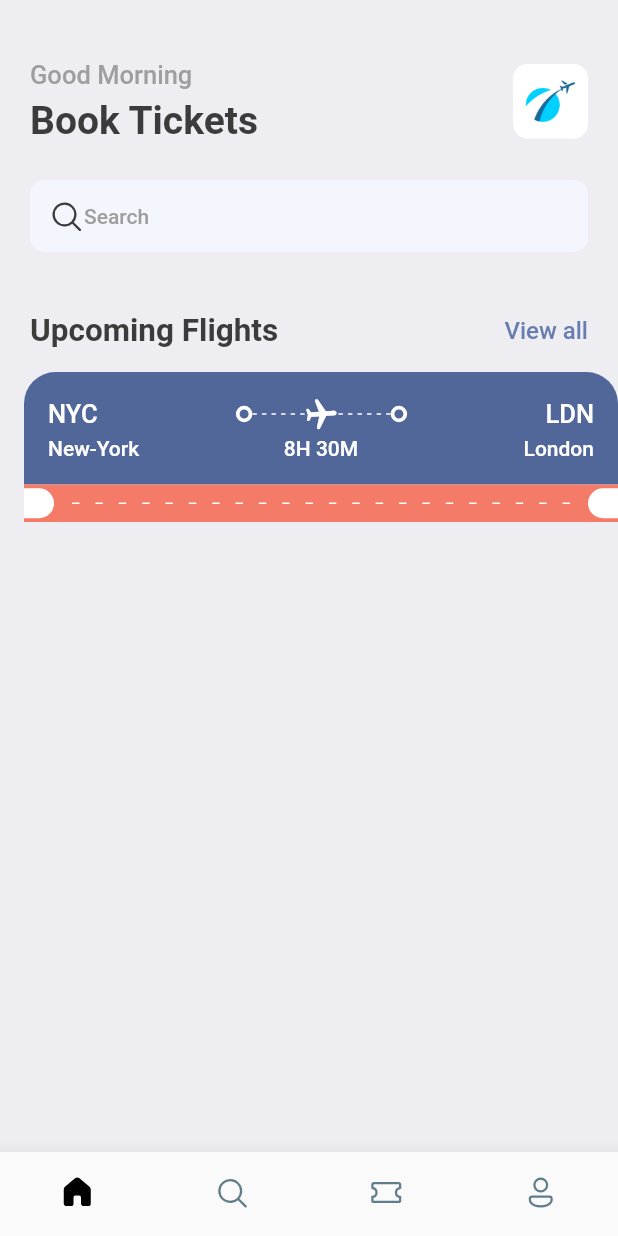
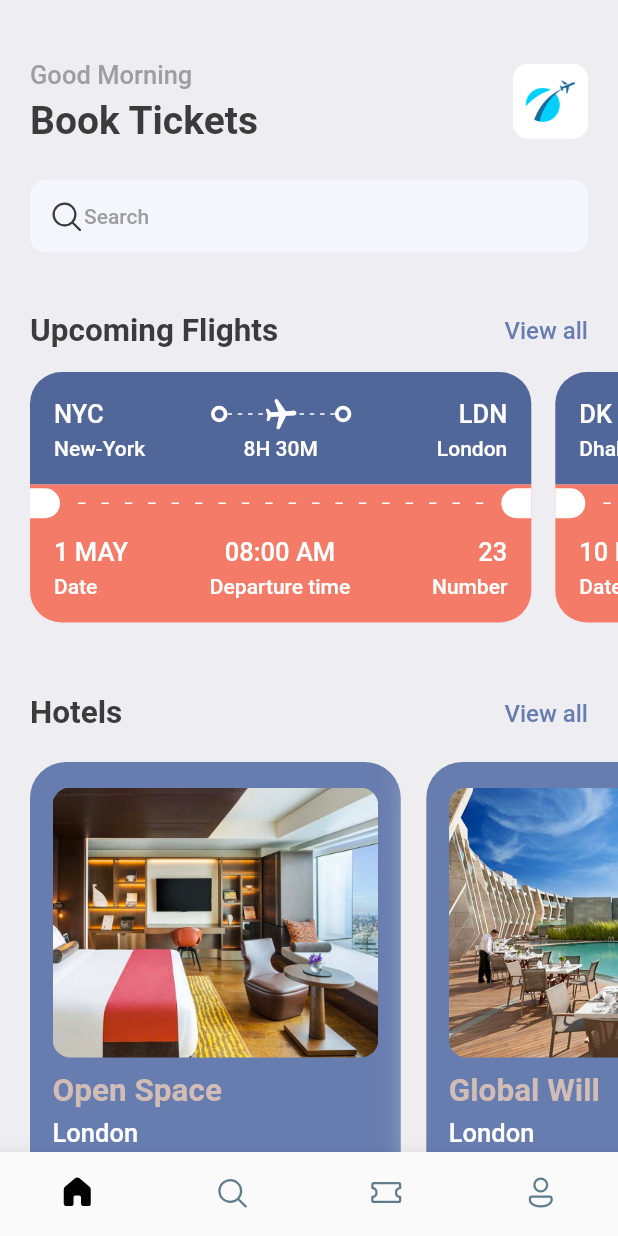
Before and after one commit to lakshyasarve/flutter_catalogue, a Flutter app: the screen it shows after launch, on a phone screen of 412 x 824 dp. Run offline on Flutter 3.47's test engine with Material 2 defaults, Android fonts, the phone set to English and light mode, and no system bars; our stand-ins replace fluentui_icons, gap, get.

Commit message:
Home page completed

```diff
--- a/lib/screens/bottom_bar.dart
+++ b/lib/screens/bottom_bar.dart
@@ -1,6 +1,7 @@
 import 'package:fluentui_icons/fluentui_icons.dart';
 import 'package:flutter/material.dart';
 import 'package:flutter_catalogue/screens/home_page.dart';
+import 'package:flutter_catalogue/screens/search_screen.dart';
 
 class BottomBar extends StatefulWidget {
   const BottomBar({super.key});
@@ -13,7 +14,7 @@ class _BottomBarState extends State<BottomBar> {
   int _selectedIndex = 0;
   static final List<Widget>_widgetOptions = <Widget>[
     const HomePage(),
-    const Text("Search"),
+    const SearchScreen(),
     const Text("Tickets"),
     const Text("Profile")
   ];
--- a/lib/screens/home_page.dart
+++ b/lib/screens/home_page.dart
@@ -1,6 +1,8 @@
 import 'package:fluentui_icons/fluentui_icons.dart';
 import 'package:flutter/material.dart';
+import 'package:flutter_catalogue/screens/hotel_screen.dart';
 import 'package:flutter_catalogue/screens/ticket_view.dart';
+import 'package:flutter_catalogue/utils/app_info_list.dart';
 import 'package:flutter_catalogue/utils/app_styles.dart';
 import 'package:gap/gap.dart';
 
@@ -66,7 +68,33 @@ class HomePage extends StatelessWidget {
             ]),
           ),
           const Gap(15),
-          TicketView(),
+          SingleChildScrollView(
+            scrollDirection: Axis.horizontal,
+            padding: const EdgeInsets.only(left: 20),
+            child: Row(children: ticketList.map((singleTicket) => TicketView(ticket: singleTicket)).toList()),
+          ),
+          const Gap(15),
+          Container(
+            padding: EdgeInsets.symmetric(horizontal: 20),
+            child: Row(
+                  mainAxisAlignment: MainAxisAlignment.spaceBetween,
+                  children: [
+                    Text("Hotels", style: Styles.headLineStyle2),
+                    GestureDetector(
+                      onTap: (){
+                        print("You are tapped");
+                      },
+                      child: Text("View all", style: Styles.textStyle.copyWith(color: Styles.primaryColor),))
+                  ],
+                ),
+          ),
+          Gap(15),
+          SingleChildScrollView(
+            scrollDirection: Axis.horizontal,
+            padding: const EdgeInsets.only(left: 20),
+            child: Row(children: hotelList.map((hotel) => HotelScreen(hotel: hotel)).toList()
+            ,)
+            ),
         ],
       ),
     );
--- /dev/null
+++ b/lib/screens/hotel_screen.dart
@@ -0,0 +1,53 @@
+import 'package:flutter/material.dart';
+import 'package:flutter_catalogue/utils/app_layout.dart';
+import 'package:flutter_catalogue/utils/app_styles.dart';
+import 'package:gap/gap.dart';
+
+class HotelScreen extends StatelessWidget {
+  final Map<String, dynamic> hotel;
+  const HotelScreen({super.key, required this.hotel});
+
+  @override
+  Widget build(BuildContext context) {
+    final size = AppLayout.getSize(context);
+    return Container(
+      width: size.width*0.6,
+      height: AppLayout.getHeight(350),
+      padding: const EdgeInsets.symmetric(horizontal: 15, vertical: 17),
+      margin: const EdgeInsets.only(right: 17, top: 5),
+      decoration: BoxDecoration(
+        color: Styles.primaryColor,
+        borderRadius: BorderRadius.circular(24),
+        boxShadow: [
+          BoxShadow(
+            color: Colors.grey.shade200,
+            blurRadius: 20,
+            spreadRadius: 5,
+          )
+        ]
+        ),
+      child: Column(
+        crossAxisAlignment: CrossAxisAlignment.start,
+        children: [
+        Container(
+          height: AppLayout.getHeight(180),
+          decoration: BoxDecoration(
+            borderRadius: BorderRadius.circular(12),
+            color: Styles.primaryColor,
+            image: DecorationImage(fit: BoxFit.cover,image: AssetImage('assets/${hotel['image']}'))
+
+          ),
+        ),
+        const Gap(10),
+        Text("${hotel['place']}",
+        style: Styles.headLineStyle2.copyWith(color: Styles.kakiColor),),
+        const Gap(5),
+        Text("${hotel['destination']}",
+        style: Styles.headLineStyle3.copyWith(color: Colors.white),),
+        const Gap(8),
+        Text("\$${hotel['price']}/night",
+        style: Styles.headLineStyle3.copyWith(color: Styles.kakiColor),),
+      ]),
+    );
+  }
+}
--- /dev/null
+++ b/lib/screens/search_screen.dart
@@ -0,0 +1,23 @@
+import 'package:flutter/material.dart';
+import 'package:flutter_catalogue/utils/app_layout.dart';
+import 'package:flutter_catalogue/utils/app_styles.dart';
+import 'package:gap/gap.dart';
+
+class SearchScreen extends StatelessWidget {
+  const SearchScreen({super.key});
+
+  @override
+  Widget build(BuildContext context) {
+    return Scaffold(
+      body: ListView(
+        padding: EdgeInsets.symmetric(horizontal: AppLayout.getWidth(20), vertical: AppLayout.getHeight(20)),
+        scrollDirection: Axis.vertical,
+        children: [
+          Gap(AppLayout.getHeight(40)),
+          Text("What are\nyou looking for?", style: Styles.headLineStyle1.copyWith(fontSize: AppLayout.getWidth(35)),),
+          Gap(AppLayout.getHeight(20))
+        ],
+      ),
+    );
+  }
+}
--- a/lib/screens/ticket_view.dart
+++ b/lib/screens/ticket_view.dart
@@ -5,36 +5,37 @@ import 'package:flutter_catalogue/widgets/thick_container.dart';
 import 'package:gap/gap.dart';
 
 class TicketView extends StatelessWidget {
-  const TicketView({super.key});
+  final Map<String, dynamic> ticket;
+  const TicketView({super.key, required this.ticket});
 
   @override
   Widget build(BuildContext context) {
     final size = AppLayout.getSize(context);
     return SizedBox(
-      width: size.width,
-      height: 200,
+      width: size.width*0.85,
+      height: AppLayout.getHeight(200),
       child: Container(
-        margin: const EdgeInsets.only(left: 16),
+        margin: EdgeInsets.only(right: AppLayout.getHeight(16)),
         child: Column(children: [
           /*
           This Container will be used for showing the blue part of the UI
           */
           Container(
-            decoration: const BoxDecoration(
-              color: Color(0xFF526799),
-              borderRadius: BorderRadius.only(topLeft: Radius.circular(21), topRight: Radius.circular(21))
+            decoration: BoxDecoration(
+              color: const Color(0xFF526799),
+              borderRadius: BorderRadius.only(topLeft: Radius.circular(AppLayout.getHeight(21)), topRight: Radius.circular(AppLayout.getHeight(21)))
             ),
-            padding: const EdgeInsets.all(16),
+            padding: EdgeInsets.all(AppLayout.getHeight(16)),
             child: Column(children: [
 
               Row(
                 children: [
-                Text("NYC", style: Styles.headLineStyle3.copyWith(color: Colors.white)),
+                Text(ticket['from']['code'], style: Styles.headLineStyle3.copyWith(color: Colors.white)),
                 const Spacer(),
-                ThickContainer(),
+                const ThickContainer(),
                 Expanded(child: Stack(
                   children: [
-                    SizedBox(height: 24,
+                    SizedBox(height: AppLayout.getHeight(24),
                   child: LayoutBuilder(
                     builder: (BuildContext context, BoxConstraints constraints){
                       print("The width is ${constraints.constrainWidth()}");
@@ -42,7 +43,7 @@ class TicketView extends StatelessWidget {
                       direction: Axis.horizontal,
                       mainAxisAlignment: MainAxisAlignment.spaceBetween,
                       mainAxisSize: MainAxisSize.max,
-                      children: List.generate((constraints.constrainWidth()/6).floor(), (index) => SizedBox(
+                      children: List.generate((constraints.constrainWidth()/6).floor(), (index) => const SizedBox(
                         width: 3, height: 1, child: DecoratedBox(decoration: BoxDecoration(color: Colors.white)),
                       ))
                       );
@@ -53,27 +54,27 @@ class TicketView extends StatelessWidget {
                     Center(
                       child: Transform.rotate(
                   angle: 1.5,
-                  child: Icon(Icons.local_airport_rounded, color: Colors.white,)),
+                  child: const Icon(Icons.local_airport_rounded, color: Colors.white,)),
                     ),
                   ],
                 ),
                   ),
 
-                ThickContainer(),
+                const ThickContainer(),
                 const Spacer(),
-                Text("LDN", style: Styles.headLineStyle3.copyWith(color: Colors.white)),
+                Text(ticket['to']['code'], style: Styles.headLineStyle3.copyWith(color: Colors.white)),
               ],)
             ,const Gap(3)
             ,Row(
               mainAxisAlignment: MainAxisAlignment.spaceBetween,
               children: [SizedBox(
-                width: 100,
-                child: Text('New-York', style: Styles.headLineStyle4.copyWith(color: Colors.white)),
+                width: AppLayout.getWidth(100),
+                child: Text(ticket['from']['name'], style: Styles.headLineStyle4.copyWith(color: Colors.white)),
               ),
-              Text("8H 30M", style: Styles.headLineStyle4.copyWith(color: Colors.white),),
+              Text(ticket['flying_time'], style: Styles.headLineStyle4.copyWith(color: Colors.white),),
               SizedBox(
-                width: 100,
-                child: Text('London', style: Styles.headLineStyle4.copyWith(color: Colors.white), textAlign: TextAlign.end,),
+                width: AppLayout.getWidth(100),
+                child: Text(ticket['to']['name'], style: Styles.headLineStyle4.copyWith(color: Colors.white), textAlign: TextAlign.end,),
               )],
             )
             ]),
@@ -84,10 +85,10 @@ class TicketView extends StatelessWidget {
           Container(
             color: Styles.orangeColor,
             child: Row(mainAxisAlignment: MainAxisAlignment.spaceBetween,mainAxisSize: MainAxisSize.max,children: [
-              const SizedBox(
-                height: 20,
-                width: 20,
-                child: DecoratedBox(decoration: BoxDecoration(
+              SizedBox(
+                height: AppLayout.getHeight(20),
+                width: AppLayout.getWidth(20),
+                child: const DecoratedBox(decoration: BoxDecoration(
                   color: Colors.white,
                   borderRadius: BorderRadius.only(
                     topRight: Radius.circular(10),
@@ -109,10 +110,10 @@ class TicketView extends StatelessWidget {
                   }
                 ),
               )),
-              const SizedBox(
-                height: 20,
-                width: 20,
-                child: DecoratedBox(decoration: BoxDecoration(
+              SizedBox(
+                height: AppLayout.getHeight(20),
+                width: AppLayout.getWidth(20),
+                child: const DecoratedBox(decoration: BoxDecoration(
                   color: Colors.white,
                   borderRadius: BorderRadius.only(
                     topLeft: Radius.circular(10),
@@ -121,7 +122,48 @@ class TicketView extends StatelessWidget {
                 )),
               )
             ]),
-          )
+          ),
+        /*
+        This contains bottom part of the orange card/ticket
+        */
+        Container(
+          decoration: BoxDecoration(
+              color: Styles.orangeColor,
+              borderRadius: const BorderRadius.only(bottomLeft: Radius.circular(21), bottomRight: Radius.circular(21))
+            ),
+            padding: const EdgeInsets.only(left: 16,top: 10,right: 16, bottom: 16),
+            child: Column(children: [
+              Row(
+                mainAxisAlignment: MainAxisAlignment.spaceBetween,
+                children: [
+                  Column(
+                    crossAxisAlignment: CrossAxisAlignment.start,
+                    children: [
+                      Text(ticket['date'], style: Styles.headLineStyle3.copyWith(color: Colors.white),),
+                      const Gap(5),
+                      Text("Date", style: Styles.headLineStyle4.copyWith(color: Colors.white),)
+                    ],
+                  ),
+                  Column(
+                    crossAxisAlignment: CrossAxisAlignment.center,
+                    children: [
+                      Text(ticket['departure_time'], style: Styles.headLineStyle3.copyWith(color: Colors.white),),
+                      const Gap(5),
+                      Text("Departure time", style: Styles.headLineStyle4.copyWith(color: Colors.white),)
+                    ],
+                  ),
+                  Column(
+                    crossAxisAlignment: CrossAxisAlignment.end,
+                    children: [
+                      Text(ticket['number'].toString(), style: Styles.headLineStyle3.copyWith(color: Colors.white),),
+                      const Gap(5),
+                      Text("Number", style: Styles.headLineStyle4.copyWith(color: Colors.white),)
+                    ],
+                  )
+                ],
+              )
+            ]),
+        )
         ]),
       ),
     );
--- /dev/null
+++ b/lib/utils/app_info_list.dart
@@ -0,0 +1,51 @@
+List<Map<String, dynamic>> hotelList = [
+  {
+    'image': 'one.png',
+    'place': 'Open Space',
+    'destination': 'London',
+    'price': 25
+  },
+  {
+    'image': 'two.png',
+    'place': 'Global Will',
+    'destination': 'London',
+    'price': 40
+  },
+  {
+    'image': 'three.png',
+    'place': 'Tallest Building',
+    'destination': 'Dubai',
+    'price': 68
+  },
+];
+
+List<Map<String, dynamic>> ticketList = [
+  {
+    'from': {
+      'code':"NYC",
+      'name':"New-York"
+    },
+    'to': {
+      'code':"LDN",
+      'name':"London"
+    },
+    'flying_time': '8H 30M',
+    'date': "1 MAY",
+    'departure_time':"08:00 AM",
+    "number":23
+  },
+  {
+    'from': {
+      'code':"DK",
+      'name':"Dhaka"
+    },
+    'to': {
+      'code':"SH",
+      'name':"Shanghai"
+    },
+    'flying_time': '4H 20M',
+    'date': "10 MAY",
+    'departure_time':"09:00 AM",
+    "number":45
+  },
+];
--- a/lib/utils/app_layout.dart
+++ b/lib/utils/app_layout.dart
@@ -1,7 +1,22 @@
 import 'package:flutter/material.dart';
+import 'package:get/get.dart';
 
 class AppLayout{
   static getSize(BuildContext context){
     return MediaQuery.of(context).size;
   }
+  static getScreenHeight(){
+    return Get.height;
+  }
+  static getScreenWidth(){
+    return Get.width;
+  }
+  static getHeight(double pixels){
+    double x = getScreenHeight()/pixels;
+    return getScreenHeight()/x;
+  }
+  static getWidth(double pixels){
+    double x = getScreenWidth()/pixels;
+    return getScreenWidth()/x;
+  }
 }
--- a/lib/utils/app_styles.dart
+++ b/lib/utils/app_styles.dart
@@ -6,6 +6,7 @@ class Styles{
   static Color textColor = const Color(0xFF3b3b3b);
   static Color bgColor = const Color(0xFFeeedf2);
   static Color orangeColor = const Color(0xFFF37B67);
+  static Color kakiColor = const Color(0xFFd2bdb6);
   static TextStyle textStyle = TextStyle(fontSize: 16, color: textColor, fontWeight: FontWeight.w500);
   static TextStyle headLineStyle1 = TextStyle(fontSize: 26, color: textColor, fontWeight: FontWeight.bold);
   static TextStyle headLineStyle2 = TextStyle(fontSize: 21, color: textColor, fontWeight: FontWeight.bold);
--- a/pubspec.yaml
+++ b/pubspec.yaml
@@ -38,6 +38,7 @@ dependencies:
   cupertino_icons: ^1.0.2
   fluentui_icons: ^1.0.0
   gap: ^2.0.1
+  get: ^4.6.5
 
 dev_dependencies:
   flutter_test:
```
Also changed, not shown: pubspec.lock.
